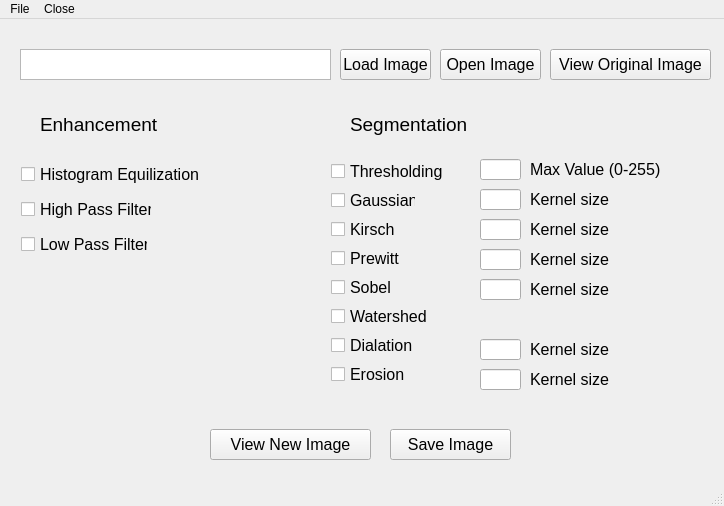
First picture: the form in ImgProc/mainwindow.ui, repository polina-golikova/ImageProcessing, before the edit.
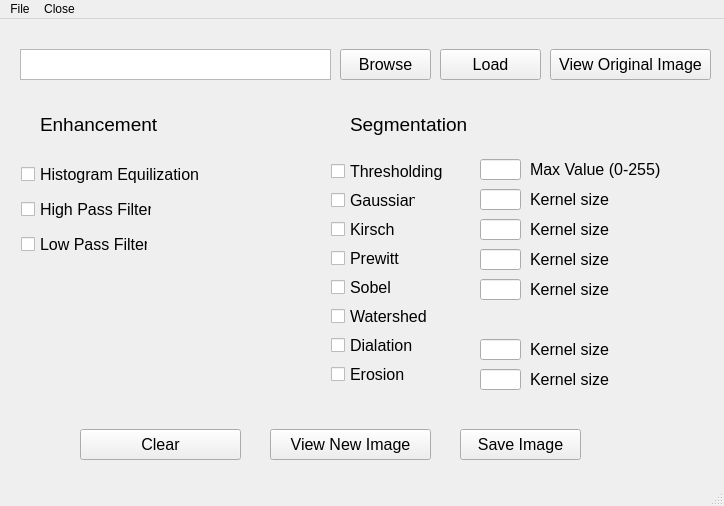
Second picture: the form after the edit.

```diff
--- a/ImgProc/mainwindow.ui
+++ b/ImgProc/mainwindow.ui
@@ -44,7 +44,7 @@
      </font>
     </property>
     <property name="text">
-     <string>Open Image</string>
+     <string>Load</string>
     </property>
    </widget>
    <widget class="QPushButton" name="viewImageBtn">
@@ -266,7 +266,7 @@
    <widget class="QPushButton" name="viewNewImageBtn">
     <property name="geometry">
      <rect>
-      <x>210</x>
+      <x>270</x>
       <y>410</y>
       <width>161</width>
       <height>31</height>
@@ -284,7 +284,7 @@
    <widget class="QPushButton" name="saveImageBtn">
     <property name="geometry">
      <rect>
-      <x>390</x>
+      <x>460</x>
       <y>410</y>
       <width>121</width>
       <height>31</height>
@@ -548,7 +548,7 @@
      </font>
     </property>
     <property name="text">
-     <string>Load Image</string>
+     <string>Browse</string>
     </property>
    </widget>
    <widget class="QLineEdit" name="threshVal">
@@ -584,6 +584,24 @@
      <string>Kernel size</string>
     </property>
    </widget>
+   <widget class="QPushButton" name="clearBtn">
+    <property name="geometry">
+     <rect>
+      <x>80</x>
+      <y>410</y>
+      <width>161</width>
+      <height>31</height>
+     </rect>
+    </property>
+    <property name="font">
+     <font>
+      <pointsize>12</pointsize>
+     </font>
+    </property>
+    <property name="text">
+     <string>Clear</string>
+    </property>
+   </widget>
   </widget>
   <widget class="QStatusBar" name="statusbar"/>
   <widget class="QMenuBar" name="menubar">
```
Left out of the diff: 2 changed lines with no effect on the pictures.
